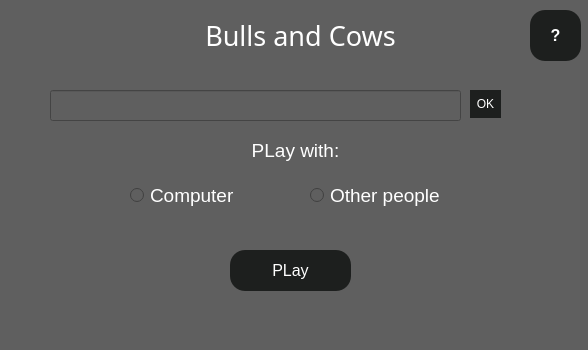
Old version of the form application.ui in the repository DamirGainatullin/CowsAndBulls.
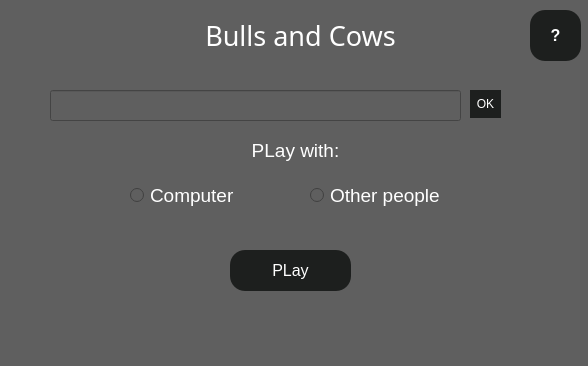
New version of the form.

What changed in the file:
```diff
--- a/application.ui
+++ b/application.ui
@@ -7,7 +7,7 @@
     <x>0</x>
     <y>0</y>
     <width>588</width>
-    <height>350</height>
+    <height>366</height>
    </rect>
   </property>
   <property name="sizePolicy">
```
